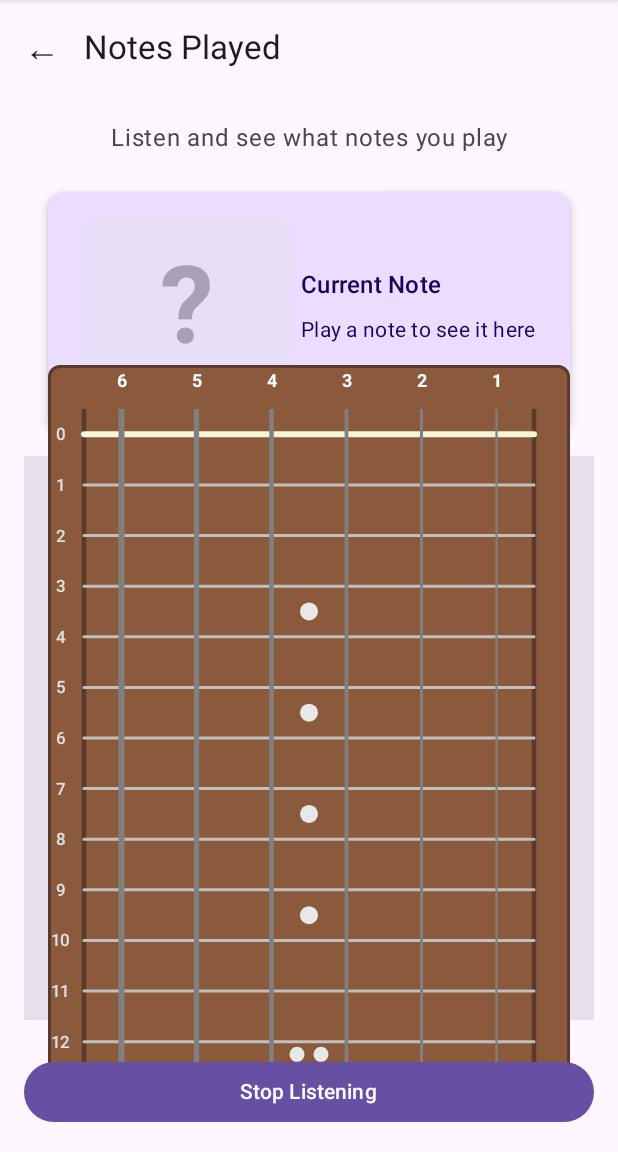
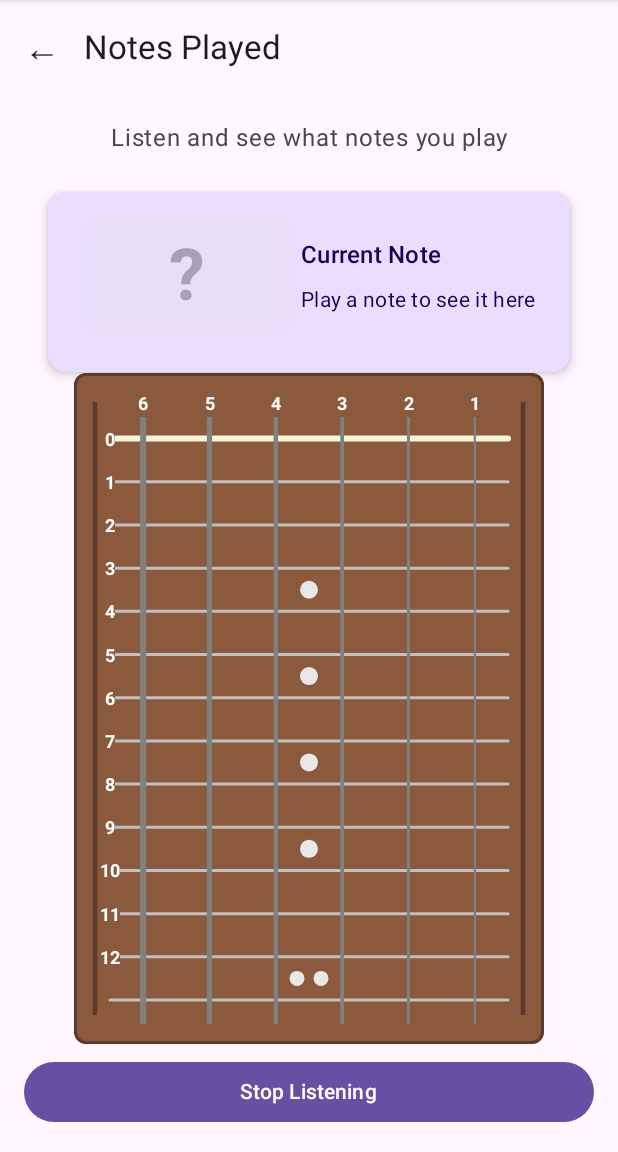
Before and after one commit to tobi01001/android-guitar-notes-learner, an Android app built with Jetpack Compose: the NotesPlayedScreen screen opened through its navigation route, after a tap on "Start Listening", on a phone screen of 412 x 824 dp, the part 84-1236 px from its top. Run offline under Robolectric (Android 15) with nearby library versions, the phone set to English and light mode, and no system bars.

Commit message:
Fretboard: Enhance visuals and layout
Refined the FretboardView for a more polished and visually appealing layout.

Key changes:
- Centered the fretboard on the screen.
- Adjusted the size and positioning of fret numbers and string indicators for better alignment.
- Extended neck edges and strings for a more complete look.
- Modified the size and font weight of fret and string labels.
- Reduced the size of the detected note card and its text for a more compact UI.
- Adjusted animation timings for note detection.

```diff
--- a/app/src/main/java/com/androidguitarnotes/app/notesplayed/FretboardGridSystem.kt
+++ b/app/src/main/java/com/androidguitarnotes/app/notesplayed/FretboardGridSystem.kt
@@ -104,7 +104,7 @@ object FretboardGridSystem {
         val usableHeight = viewHeight - 2 * verticalPaddingPx
 
         val columnStepPx = usableWidth / 12.0f // 12 intervals between 13 columns
-        val rowStepPx = usableHeight / 26.0f // 26 intervals between 27 rows
+        val rowStepPx = usableHeight / 27.0f // 27 intervals
 
         /**
          * Convert column index to pixel X coordinate.
@@ -118,7 +118,7 @@ object FretboardGridSystem {
          * Convert row index to pixel Y coordinate.
          */
         fun pixelY(row: Int): Float {
-            require(row in 0..ROWS - 1) { "Row must be 0-${ROWS - 1}" }
+            require(row in 0..ROWS ) { "Row must be 0-${ROWS}" }
             return verticalPaddingPx + row * rowStepPx
         }
 
--- a/app/src/main/java/com/androidguitarnotes/app/notesplayed/FretboardView.kt
+++ b/app/src/main/java/com/androidguitarnotes/app/notesplayed/FretboardView.kt
@@ -5,8 +5,8 @@ import androidx.compose.foundation.background
 import androidx.compose.foundation.border
 import androidx.compose.foundation.layout.*
 import androidx.compose.foundation.shape.RoundedCornerShape
-import androidx.compose.material3.MaterialTheme
 import androidx.compose.runtime.Composable
+import androidx.compose.ui.Alignment
 import androidx.compose.ui.Modifier
 import androidx.compose.ui.draw.clip
 import androidx.compose.ui.geometry.Offset
@@ -92,14 +92,15 @@ fun FretboardView(
         modifier =
             modifier
                 .fillMaxWidth()
-                .background(MaterialTheme.colorScheme.surfaceVariant)
                 .padding(16.dp),
+        horizontalAlignment = Alignment.CenterHorizontally,
+        verticalArrangement = Arrangement.spacedBy(16.dp),
     ) {
         // Main fretboard with wooden background
         Box(
             modifier =
                 Modifier
-                    .fillMaxWidth()
+                    .fillMaxWidth(0.9f)
                     .aspectRatio(0.7f) // Aspect ratio for realistic guitar neck proportions
                     .clip(RoundedCornerShape(8.dp))
                     .background(FRETBOARD_WOOD_COLOR)
@@ -124,7 +125,7 @@ fun FretboardView(
                 drawNeckEdges(pixelLayout)
 
                 // Layer 2: Fret bars
-                drawFretBars(pixelLayout, maxFret)
+                drawFretBars(pixelLayout, maxFret+1)
 
                 // Layer 3: Strings
                 drawStrings(pixelLayout)
@@ -157,20 +158,20 @@ fun FretboardView(
  */
 private fun DrawScope.drawNeckEdges(layout: PixelLayout) {
     val edgeWidth = 3.dp.toPx()
-
+    val offset = 10.dp.toPx()
     // Left edge (column 0)
     drawLine(
         color = NECK_EDGE_COLOR,
-        start = Offset(layout.pixelX(0), layout.pixelY(0)),
-        end = Offset(layout.pixelX(0), layout.pixelY(FretboardGridSystem.ROWS - 1)),
+        start = Offset(layout.pixelX(0) - offset, layout.pixelY(0) - offset),
+        end = Offset(layout.pixelX(0) - offset, layout.pixelY(FretboardGridSystem.ROWS) + offset),
         strokeWidth = edgeWidth,
     )
 
     // Right edge (column 12)
     drawLine(
         color = NECK_EDGE_COLOR,
-        start = Offset(layout.pixelX(12), layout.pixelY(0)),
-        end = Offset(layout.pixelX(12), layout.pixelY(FretboardGridSystem.ROWS - 1)),
+        start = Offset(layout.pixelX(12) + offset, layout.pixelY(0) - offset),
+        end = Offset(layout.pixelX(12) + offset, layout.pixelY(FretboardGridSystem.ROWS) + offset),
         strokeWidth = edgeWidth,
     )
 }
@@ -219,7 +220,7 @@ private fun DrawScope.drawStrings(layout: PixelLayout) {
     FretboardGridSystem.STRING_COLUMN_INDICES.forEachIndexed { index, column ->
         val x = layout.pixelX(column)
         val y1 = layout.pixelY(0)
-        val y2 = layout.pixelY(FretboardGridSystem.ROWS - 1)
+        val y2 = layout.pixelY(FretboardGridSystem.ROWS) + 16.dp.toPx()
         val strokeWidth = stringWidths[index].toPx()
 
         drawLine(
@@ -259,7 +260,7 @@ private fun DrawScope.drawFretMarkers(layout: PixelLayout) {
     if (doubleDotFret <= 12) {
         val fretRow = FretboardGridSystem.fretToRow(doubleDotFret)
         val y1 = layout.pixelY(fretRow)
-        val y2 = if (fretRow + 2 < FretboardGridSystem.ROWS) layout.pixelY(fretRow + 2) else layout.pixelY(FretboardGridSystem.ROWS - 1)
+        val y2 = layout.pixelY(fretRow + 2)
         val markerY = (y1 + y2) / 2f
 
         val offset = 8.dp.toPx()
@@ -286,15 +287,16 @@ private fun DrawScope.drawFretNumbers(
 ) {
     val textStyle =
         TextStyle(
-            fontSize = 11.sp,
-            fontWeight = FontWeight.Medium,
-            color = Color(0xFFE0E0E0),
+            fontSize = 12.sp,
+            fontWeight = FontWeight.Bold,
+            color = Color.White,
+            background = FRETBOARD_WOOD_COLOR,
         )
 
     for (fret in 0..maxFret) {
         val row = FretboardGridSystem.fretToRow(fret)
         val y = layout.pixelY(row)
-        val x = layout.pixelX(0) - 16.dp.toPx()
+        val x = layout.pixelX(0)
 
         val textLayoutResult =
             textMeasurer.measure(
@@ -325,12 +327,13 @@ private fun DrawScope.drawStringNumbers(
             fontSize = 12.sp,
             fontWeight = FontWeight.Bold,
             color = Color.White,
+            background = FRETBOARD_WOOD_COLOR,
         )
 
     FretboardGridSystem.STRING_COLUMN_INDICES.forEachIndexed { index, column ->
         val stringNumber = 6 - index
         val x = layout.pixelX(column)
-        val y = layout.pixelY(0) - 12.dp.toPx()
+        val y = layout.pixelY(0) - 2.dp.toPx()
 
         val textLayoutResult =
             textMeasurer.measure(
--- a/app/src/main/java/com/androidguitarnotes/app/notesplayed/NotesPlayedScreen.kt
+++ b/app/src/main/java/com/androidguitarnotes/app/notesplayed/NotesPlayedScreen.kt
@@ -178,7 +178,7 @@ private fun NoteDisplayArea(
                 targetValue = if (detectedNote != null) 1.0f else 0.3f,
                 animationSpec =
                     tween(
-                        durationMillis = if (detectedNote != null) 200 else 600,
+                        durationMillis = if (detectedNote != null) 300 else 800,
                     ),
                 label = "highlightAlpha",
             )
@@ -237,7 +237,7 @@ private fun NoteCard(
         modifier =
             modifier
                 .fillMaxWidth()
-                .height(160.dp) // Fixed height to prevent card movement
+                .height(120.dp) // Fixed height to prevent card movement
                 .padding(horizontal = 16.dp),
         colors =
             CardDefaults.cardColors(
@@ -272,7 +272,7 @@ private fun NoteCard(
             Box(
                 modifier =
                     Modifier
-                        .size(width = 140.dp, height = 120.dp) // Fixed size to accommodate sharps
+                        .size(width = 140.dp, height = 80.dp) // Fixed size to accommodate sharps
                         .graphicsLayer(
                             scaleX = noteScale,
                             scaleY = noteScale,
@@ -301,7 +301,7 @@ private fun NoteCard(
                     Text(
                         text = detectedNote.noteNameWithOctave,
                         style = MaterialTheme.typography.displayLarge,
-                        fontSize = 64.sp, // Slightly smaller to fit sharps better
+                        fontSize = 48.sp, // Slightly smaller to fit sharps better
                         fontWeight = FontWeight.Bold,
                         color = MaterialTheme.colorScheme.onPrimary,
                         maxLines = 1,
@@ -310,7 +310,7 @@ private fun NoteCard(
                     Text(
                         text = "?",
                         style = MaterialTheme.typography.displayLarge,
-                        fontSize = 72.sp,
+                        fontSize = 48.sp,
                         fontWeight = FontWeight.Bold,
                         color = MaterialTheme.colorScheme.onSurfaceVariant,
                     )
```
